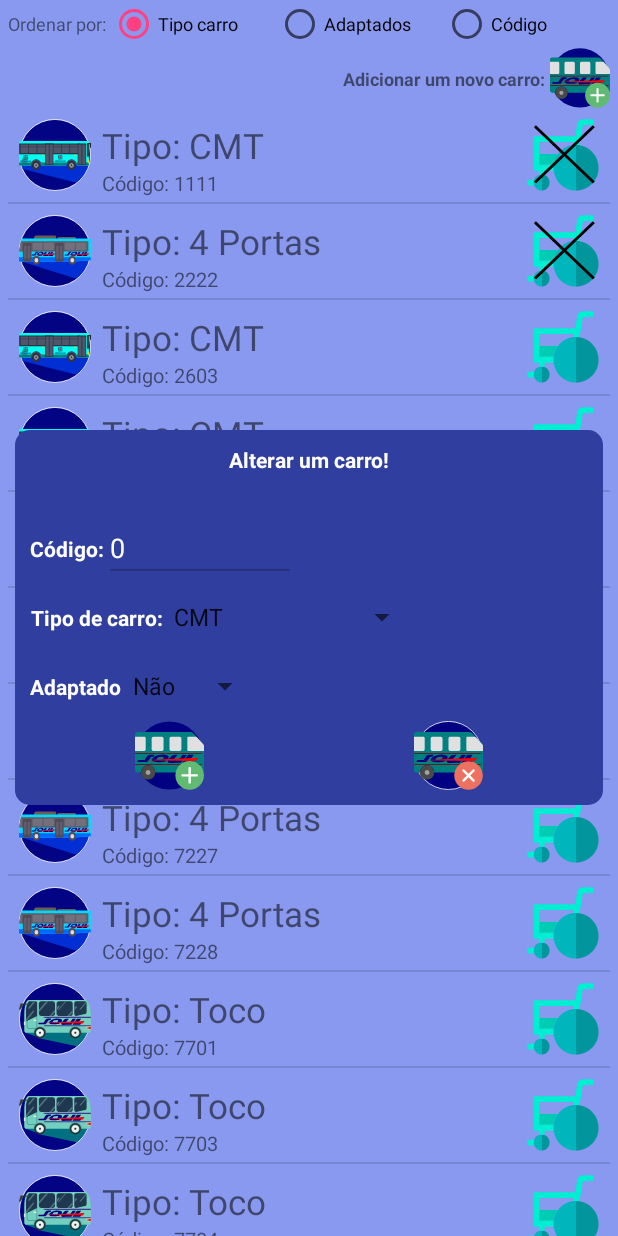
After one commit to Mikesuper666/FTSC, an Android app: the fragment AdaptadoAlteracaoFragment placed in its activity, on a phone screen of 412 x 824 dp. The commit adds this screen. Run offline under Robolectric (Android 15) with nearby library versions, the phone set to English and light mode, and no system bars; 3 statements that could not run were skipped.

Commit message:
adição de sistem de crud

```diff
--- /dev/null
+++ b/app/src/main/java/onuse/com/br/ftsc/Fragments/AdaptadoAlteracaoFragment.java
@@ -0,0 +1,85 @@
+package onuse.com.br.ftsc.Fragments;
+
+import android.database.sqlite.SQLiteDatabase;
+import android.os.Bundle;
+import android.support.v4.app.Fragment;
+import android.view.LayoutInflater;
+import android.view.View;
+import android.view.ViewGroup;
+import android.widget.EditText;
+import android.widget.ImageView;
+import android.widget.Spinner;
+import android.widget.Toast;
+
+import java.util.ArrayList;
+
+import onuse.com.br.ftsc.BancoDados.BancoInterno;
+import onuse.com.br.ftsc.BancoDados.RepositorioAcoes;
+import onuse.com.br.ftsc.Models.Carros;
+import onuse.com.br.ftsc.R;
+
+/**
+ * Created by maico on 03/10/17.
+ */
+
+public class AdaptadoAlteracaoFragment  extends Fragment {
+
+    private EditText fragAlteracaoAdaptadoCodigo;
+    private Spinner fragAlteracaoAdaptadoTipoCarro, fragAlteracaoAdaptadoAdaptadoSN;
+    private ImageView fragAlteracaoAdaptadoAdicionar, fragAlteracaoAdaptadoCancelar;
+
+    //captura dos dados
+    private int codigo, tipoCarro, adaptadoSN;
+
+    public AdaptadoAlteracaoFragment() {
+        // Required empty public constructor
+    }
+
+    @Override
+    public View onCreateView(LayoutInflater inflater, ViewGroup container,
+                             Bundle savedInstanceState) {
+        // converte a view para ser retornada o fragmente view e ser usados os componentes
+        View view = inflater.inflate(R.layout.fragment_alteracao_adaptado, container, false);
+
+        fragAlteracaoAdaptadoCodigo = view.findViewById(R.id.fragAlteracaoAdaptadoCodigo);
+        fragAlteracaoAdaptadoTipoCarro = view.findViewById(R.id.fragAlteracaoAdaptadoTipoCarro);
+        fragAlteracaoAdaptadoAdaptadoSN = view.findViewById(R.id.fragAlteracaoAdaptadoAdaptadoSN);
+        fragAlteracaoAdaptadoAdicionar = view.findViewById(R.id.fragAlteracaoAdaptadoAdicionar);
+        fragAlteracaoAdaptadoCancelar = view.findViewById(R.id.fragAlteracaoAdaptadoCancelar);
+
+        //Dados recebidos da activitty anterior
+        codigo = getArguments().getInt("CODIGO");
+        adaptadoSN = getArguments().getInt("ADAPTADO");
+        tipoCarro = getArguments().getInt("TIPOCARRO");
+
+        fragAlteracaoAdaptadoCodigo.setText(""+codigo);
+        fragAlteracaoAdaptadoAdaptadoSN.setSelection(adaptadoSN);
+        fragAlteracaoAdaptadoTipoCarro.setSelection(tipoCarro);
+
+        fragAlteracaoAdaptadoAdicionar.setOnClickListener(new View.OnClickListener() {
+            @Override
+            public void onClick(View view) {
+                tipoCarro = fragAlteracaoAdaptadoTipoCarro.getSelectedItemPosition();
+                adaptadoSN = fragAlteracaoAdaptadoAdaptadoSN.getSelectedItemPosition();
+                BancoInterno bancoInterno = new BancoInterno(getActivity());
+                SQLiteDatabase conn = bancoInterno.getWritableDatabase();
+                RepositorioAcoes repositorioAcoes = new RepositorioAcoes(conn);
+                repositorioAcoes.AtualizarNovoCarro(codigo, tipoCarro, adaptadoSN);
+                Toast.makeText(getActivity(), "Alterado com sucesso!", Toast.LENGTH_LONG).show();
+                getActivity().finish();
+
+            }
+        });
+
+        fragAlteracaoAdaptadoCancelar.setOnClickListener(new View.OnClickListener() {
+            @Override
+            public void onClick(View view) {
+                onBackPressed();
+            }
+        });
+        return view;
+    }
+    public void onBackPressed() {
+        getActivity().onBackPressed();
+    }
+}
--- /dev/null
+++ b/app/src/main/res/layout/fragment_alteracao_adaptado.xml
@@ -0,0 +1,114 @@
+<LinearLayout xmlns:android="http://schemas.android.com/apk/res/android"
+    android:layout_width="match_parent"
+    android:layout_height="match_parent"
+    android:background="@android:color/transparent"
+    android:orientation="vertical"
+    android:isScrollContainer="false"
+    android:gravity="center_vertical">
+
+
+
+    <LinearLayout
+        android:layout_width="match_parent"
+        android:layout_height="250dp"
+        android:layout_margin="10dp"
+        android:background="@drawable/border_layout"
+        android:orientation="vertical">
+        <TextView
+            android:layout_width="match_parent"
+            android:layout_height="0dp"
+            android:layout_weight="1"
+            android:textAlignment="center"
+            android:textStyle="bold"
+            android:textColor="@android:color/white"
+            android:text="Alterar um carro!" />
+        <LinearLayout
+            android:layout_width="wrap_content"
+            android:layout_height="0dp"
+            android:orientation="horizontal"
+            android:layout_weight="1"
+            android:gravity="center_vertical">
+            <TextView
+                android:layout_width="wrap_content"
+                android:layout_height="wrap_content"
+                android:textAlignment="center"
+                android:textStyle="bold"
+                android:textColor="@android:color/white"
+                android:text="Código:" />
+
+            <EditText
+                android:id="@+id/fragAlteracaoAdaptadoCodigo"
+                android:layout_width="wrap_content"
+                android:layout_height="wrap_content"
+                android:enabled="false"
+                android:hint="Digite o cógigo"
+                android:inputType="number"
+                android:maxLength="4"
+                android:maxLines="1"
+                android:textColor="@android:color/white"
+                android:textColorLink="@color/colorPrimary" />
+
+        </LinearLayout>
+        <LinearLayout
+            android:layout_width="match_parent"
+            android:layout_height="0dp"
+            android:orientation="horizontal"
+            android:layout_weight="1"
+            android:gravity="center_vertical">
+            <TextView
+                android:layout_width="wrap_content"
+                android:layout_height="wrap_content"
+                android:textAlignment="center"
+                android:textStyle="bold"
+                android:textColor="@android:color/white"
+                android:text="Tipo de carro:" />
+
+            <Spinner
+                android:layout_width="wrap_content"
+                android:layout_height="wrap_content"
+                android:drawSelectorOnTop="true"
+                android:textColor="@android:color/white"
+                android:entries="@array/tipos_carros"
+                android:id="@+id/fragAlteracaoAdaptadoTipoCarro"></Spinner>
+        </LinearLayout>
+        <LinearLayout
+            android:layout_width="match_parent"
+            android:layout_height="0dp"
+            android:orientation="horizontal"
+            android:layout_weight="1"
+            android:gravity="center_vertical">
+            <TextView
+                android:layout_width="wrap_content"
+                android:layout_height="wrap_content"
+                android:textAlignment="center"
+                android:textStyle="bold"
+                android:textColor="@android:color/white"
+                android:text="Adaptado" />
+            <Spinner
+                android:layout_width="wrap_content"
+                android:layout_height="wrap_content"
+                android:drawSelectorOnTop="true"
+                android:textColor="@android:color/white"
+                android:entries="@array/adaptado_sn"
+                android:id="@+id/fragAlteracaoAdaptadoAdaptadoSN"></Spinner>
+        </LinearLayout>
+        <LinearLayout
+            android:layout_width="match_parent"
+            android:layout_height="0dp"
+            android:orientation="horizontal"
+            android:layout_weight="1">
+            <ImageView
+                android:layout_width="0dp"
+                android:layout_height="wrap_content"
+                android:layout_weight="1"
+                android:src="@drawable/d_adicionar"
+                android:id="@+id/fragAlteracaoAdaptadoAdicionar"/>
+            <ImageView
+                android:layout_width="0dp"
+                android:layout_height="wrap_content"
+                android:layout_weight="1"
+                android:src="@drawable/d_cancelar"
+                android:id="@+id/fragAlteracaoAdaptadoCancelar"/>
+        </LinearLayout>
+    </LinearLayout>
+</LinearLayout>
--- a/app/src/main/res/layout/fragment_execoes.xml
+++ b/app/src/main/res/layout/fragment_execoes.xml
@@ -55,7 +55,7 @@
                 android:textAlignment="center"
                 android:textStyle="bold"
                 android:textColor="@android:color/white"
-                android:text="Código: " />
+                android:text="Matrícula: " />
             <EditText
                 android:layout_width="wrap_content"
                 android:layout_height="wrap_content"
--- /dev/null
+++ b/app/src/main/res/menu/menu_alterar.xml
@@ -0,0 +1,11 @@
+<?xml version="1.0" encoding="utf-8"?>
+<menu
+    xmlns:android="http://schemas.android.com/apk/res/android">
+
+    <item android:id="@+id/alterar"
+        android:title="Alterar" />
+
+    <item android:id="@+id/delete"
+        android:title="Deletar" />
+
+</menu>
```
Also changed, not shown: app/src/main/java/onuse/com/br/ftsc/BancoDados/RepositorioAcoes.java (+28 -0 lines), app/src/main/java/onuse/com/br/ftsc/Fragments/ExcecaoAlteracaoFragment.java (added, +94 -0 lines), app/src/main/java/onuse/com/br/ftsc/ListaAdaptados.java (+70 -7 lines), app/src/main/java/onuse/com/br/ftsc/ListaExecoes.java (+72 -0 lines), app/src/main/res/layout/fragment_alteracao_execao.xml (added, +115 -0 lines), 124 other files.
